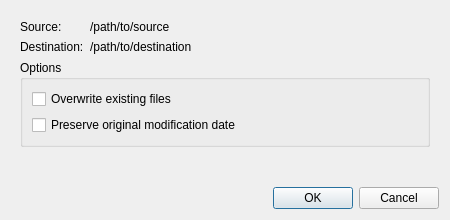
Qt form ui/file_operation_dialog.ui (dawciobiel/QuickFile) before a commit.
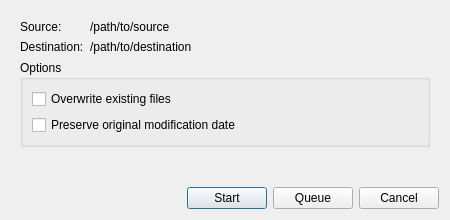
The same form after that commit.

Commit message:
Feature: Rework file operation dialogs to be non-modal
File operation dialogs (Copy, Move) no longer block the UI.

- Add 'Start' button to monitor progress in the dialog window.

- Add 'Queue' button to send the task to the background immediately.

- The 'Start' flow allows hiding the dialog without interrupting the task.

- Fix a critical bug where 'Hide' would interrupt the background task.

- Fix a crash when the dialog closed automatically after task completion.

Patch:
```diff
--- a/ui/file_operation_dialog.ui
+++ b/ui/file_operation_dialog.ui
@@ -125,11 +125,42 @@
     </widget>
    </item>
    <item>
-    <widget class="QDialogButtonBox" name="buttonBox">
-     <property name="standardButtons">
-      <set>QDialogButtonBox::Cancel|QDialogButtonBox::Ok</set>
-     </property>
-    </widget>
+    <layout class="QHBoxLayout" name="horizontalLayout">
+     <item>
+      <spacer name="horizontalSpacer">
+       <property name="orientation">
+        <enum>Qt::Horizontal</enum>
+       </property>
+       <property name="sizeHint" stdset="0">
+        <size>
+         <width>40</width>
+         <height>20</height>
+        </size>
+       </property>
+      </spacer>
+     </item>
+     <item>
+      <widget class="QPushButton" name="start_button">
+       <property name="text">
+        <string>Start</string>
+       </property>
+      </widget>
+     </item>
+     <item>
+      <widget class="QPushButton" name="queue_button">
+       <property name="text">
+        <string>Queue</string>
+       </property>
+      </widget>
+     </item>
+     <item>
+      <widget class="QPushButton" name="cancel_button">
+       <property name="text">
+        <string>Cancel</string>
+       </property>
+      </widget>
+     </item>
+    </layout>
    </item>
   </layout>
  </widget>
```
The commit also changes 3 other files.
